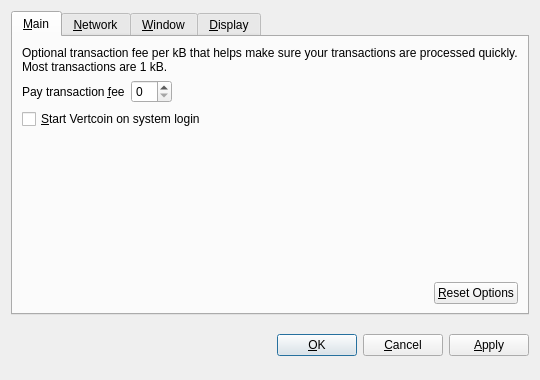
Above: src/qt/forms/optionsdialog.ui from boomer121/breezecoin before the change. Below: the same form after it.
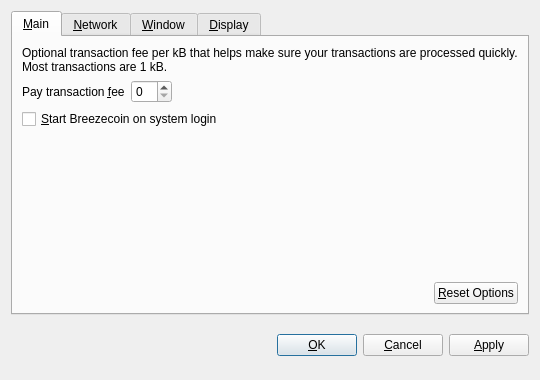
That is the form after the change. Custom widgets are drawn as their Qt base class.

```diff
--- a/src/qt/forms/optionsdialog.ui
+++ b/src/qt/forms/optionsdialog.ui
@@ -82,7 +82,7 @@
           <string>Automatically start Vertcoin after logging in to the system.</string>
          </property>
          <property name="text">
-          <string>&amp;Start Vertcoin on system login</string>
+          <string>&amp;Start Breezecoin on system login</string>
          </property>
         </widget>
        </item>
```
Left out of the diff: 10 changed lines with no effect on the pictures.
